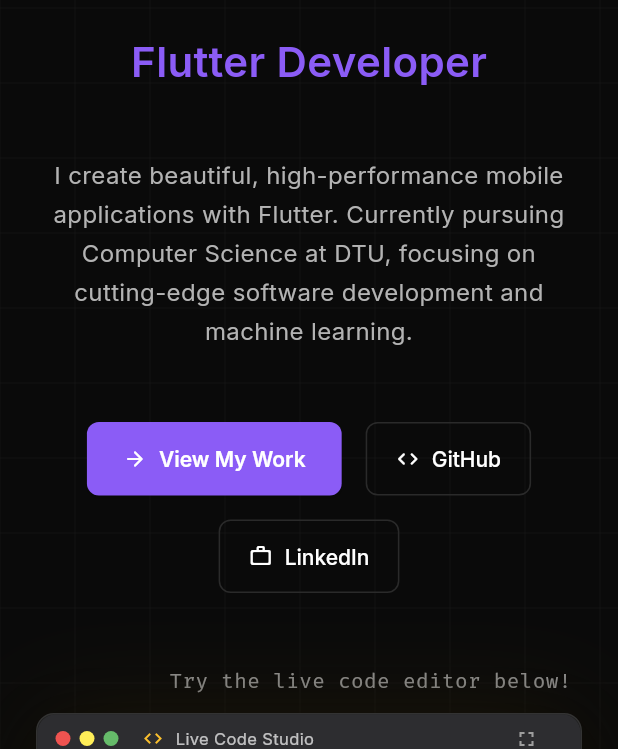
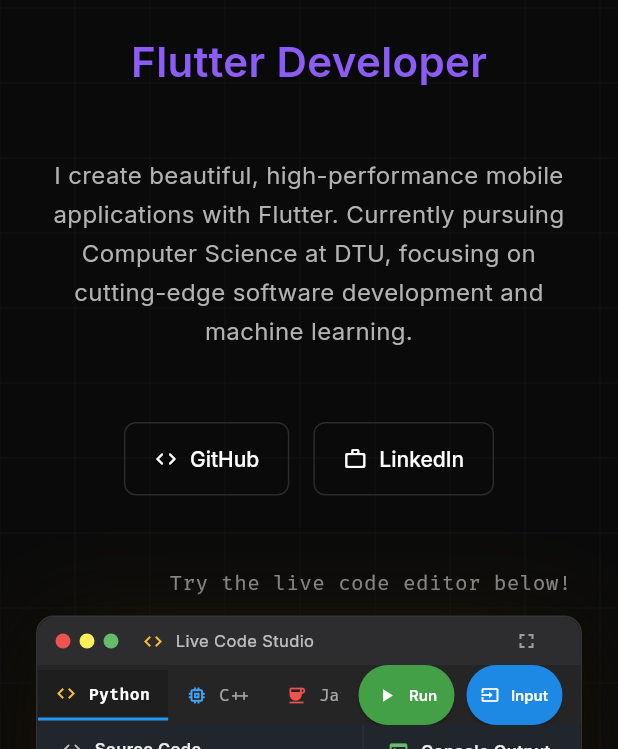
Before and after one commit to akshat2474/Portfolio, a Flutter app: the screen it shows after launch, on a phone screen of 412 x 824 dp, the part 487-1236 px from its top. Run offline on Flutter 3.47's test engine with Material 3 defaults, Android fonts, the phone set to English and light mode, and no system bars; drawn by our look-alikes of animated_text_kit; our stand-ins replace flutter_dotenv, flutter_highlight, flutter_svg, google_fonts, visibility_detector; missing offline and left inert: code_text_field, highlight; statements that could not run were skipped.

Commit message:
fixed stuff

```diff
--- a/lib/main.dart
+++ b/lib/main.dart
@@ -3,17 +3,14 @@ import 'package:flutter/material.dart';
 import 'package:google_fonts/google_fonts.dart';
 import 'package:url_launcher/url_launcher.dart';
 import 'theme/app_theme.dart';
-import 'widgets/about_me.dart' hide AppTheme;
+import 'widgets/about_me.dart' ;
 import 'widgets/technical_skills.dart';
 import 'widgets/projects.dart';
 import 'widgets/personal_interests.dart';
-import 'dart:ui';
 import 'package:flutter_dotenv/flutter_dotenv.dart';
 
 Future<void> main() async {
-  print("⏳ Loading dotenv...");
   await dotenv.load(fileName: "dotenv");
-  print("✅ dotenv loaded!");
   runApp(const PortfolioApp());
 }
 
@@ -107,7 +104,7 @@ class _PortfolioHomeState extends State<PortfolioHome> {
               decoration: BoxDecoration(
                 // Using a solid color with opacity is much more performant than a blur.
                 color: _isScrolled
-                    ? AppTheme.backgroundColor.withOpacity(0.85)
+                    ? AppTheme.backgroundColor.withValues(alpha: .85)
                     : Colors.transparent,
                 border: Border(
                   bottom: BorderSide(
--- a/lib/widgets/about_me.dart
+++ b/lib/widgets/about_me.dart
@@ -110,7 +110,7 @@ class AboutMeSection extends StatelessWidget {
             "         Try the live code editor below!",
             style: GoogleFonts.firaCode(
               fontSize: 14,
-              color: AppTheme.AppTheme.textSecondary.withOpacity(0.8),
+              color: AppTheme.AppTheme.textSecondary.withValues(alpha:0.8),
             ),
           ),
         ),
@@ -231,11 +231,6 @@ class AboutMeSection extends StatelessWidget {
       runSpacing: 16,
       alignment: WrapAlignment.center,
       children: [
-        _buildPrimaryButton(
-          'View My Work',
-          Icons.arrow_forward_rounded,
-          onViewWorkPressed,
-        ),
         _buildSecondaryButton(
           'GitHub',
           Icons.code_rounded,
@@ -250,21 +245,6 @@ class AboutMeSection extends StatelessWidget {
     );
   }
 
-  Widget _buildPrimaryButton(
-      String text, IconData icon, VoidCallback onPressed) {
-    return ElevatedButton.icon(
-      onPressed: onPressed,
-      icon: Icon(icon, color: Colors.white, size: 16),
-      label: Text(text),
-      style: ElevatedButton.styleFrom(
-        backgroundColor: AppTheme.AppTheme.primaryColor,
-        foregroundColor: Colors.white,
-        padding: const EdgeInsets.symmetric(horizontal: 24, vertical: 16),
-        textStyle: GoogleFonts.inter(fontSize: 14, fontWeight: FontWeight.w600),
-        shape: RoundedRectangleBorder(borderRadius: BorderRadius.circular(8)),
-      ),
-    );
-  }
 
   Widget _buildSecondaryButton(
       String text, IconData icon, VoidCallback onPressed) {
@@ -299,7 +279,7 @@ class GridPatternPainter extends CustomPainter {
   @override
   void paint(Canvas canvas, Size size) {
     final paint = Paint()
-      ..color = AppTheme.AppTheme.borderColor.withOpacity(0.3)
+      ..color = AppTheme.AppTheme.borderColor.withValues(alpha: .3)
       ..strokeWidth = 0.5;
 
     const spacing = 50.0;
@@ -634,8 +614,8 @@ int main() {
           color: const Color(0xFF1E1E1E),
           border: Border.all(color: const Color(0xFF333333)),
           boxShadow: [
-            BoxShadow(color: Colors.black.withOpacity(0.8), blurRadius: 40, spreadRadius: 5, offset: const Offset(0, 10)),
-            BoxShadow(color: _selectedLanguage.iconColor.withOpacity(0.1), blurRadius: 60, spreadRadius: -5),
+            BoxShadow(color: Colors.black.withValues(alpha:0.8), blurRadius: 40, spreadRadius: 5, offset: const Offset(0, 10)),
+            BoxShadow(color: _selectedLanguage.iconColor.withValues(alpha:0.1), blurRadius: 60, spreadRadius: -5),
           ],
         ),
         child: _buildEditorContent(context),
@@ -809,7 +789,7 @@ int main() {
             children: [
               Icon(Icons.code_rounded, size: _isMaximized ? 16 : 14, color: Colors.grey.shade400),
               const SizedBox(width: 8),
-              Text('Source Code', style: GoogleFonts.inter(fontSize: _isMaximized ? 13 : 11, color: Colors.white.withOpacity(0.9), fontWeight: FontWeight.w600)),
+              Text('Source Code', style: GoogleFonts.inter(fontSize: _isMaximized ? 13 : 11, color: Colors.white.withValues(alpha:0.9), fontWeight: FontWeight.w600)),
             ],
           ),
         ),
@@ -858,7 +838,7 @@ int main() {
           const SizedBox(width: 8),
           Text(
             'Console Output',
-            style: GoogleFonts.inter(fontSize: _isMaximized ? 13 : 11, color: Colors.white.withOpacity(0.9), fontWeight: FontWeight.w600),
+            style: GoogleFonts.inter(fontSize: _isMaximized ? 13 : 11, color: Colors.white.withValues(alpha:0.9), fontWeight: FontWeight.w600),
             overflow: TextOverflow.ellipsis,
           ),
           const Spacer(),
@@ -891,7 +871,7 @@ int main() {
       return Container(
         width: double.infinity,
         padding: const EdgeInsets.all(12),
-        decoration: BoxDecoration(color: Colors.red.shade900.withOpacity(0.3), borderRadius: BorderRadius.circular(6), border: Border.all(color: Colors.red.shade600)),
+        decoration: BoxDecoration(color: Colors.red.shade900.withValues(alpha:0.3), borderRadius: BorderRadius.circular(6), border: Border.all(color: Colors.red.shade600)),
         child: SelectableText(_error, style: GoogleFonts.firaCode(fontSize: _isMaximized ? 12 : 11, color: Colors.red.shade300, height: 1.6)),
       );
     }
@@ -899,7 +879,7 @@ int main() {
       return Container(
         width: double.infinity,
         padding: const EdgeInsets.all(12),
-        decoration: BoxDecoration(color: Colors.green.shade900.withOpacity(0.2), borderRadius: BorderRadius.circular(6), border: Border.all(color: Colors.green.shade700)),
+        decoration: BoxDecoration(color: Colors.green.shade900.withValues(alpha:0.2), borderRadius: BorderRadius.circular(6), border: Border.all(color: Colors.green.shade700)),
         child: SelectableText(_output, style: GoogleFonts.firaCode(fontSize: _isMaximized ? 12 : 11, color: Colors.green.shade300, height: 1.6)),
       );
     }
@@ -935,9 +915,9 @@ int main() {
           const SizedBox(width: 8),
           Text(_selectedLanguage.name, style: GoogleFonts.inter(fontSize: _isMaximized ? 12 : 10, color: Colors.white, fontWeight: FontWeight.w600)),
           const SizedBox(width: 16),
-          Icon(Icons.location_on, size: _isMaximized ? 11 : 9, color: Colors.white.withOpacity(0.7)),
+          Icon(Icons.location_on, size: _isMaximized ? 11 : 9, color: Colors.white.withValues(alpha:0.7)),
           const SizedBox(width: 4),
-          Text('Ln $_cursorLine, Col $_cursorColumn', style: GoogleFonts.firaCode(fontSize: _isMaximized ? 11 : 9, color: Colors.white.withOpacity(0.9))),
+          Text('Ln $_cursorLine, Col $_cursorColumn', style: GoogleFonts.firaCode(fontSize: _isMaximized ? 11 : 9, color: Colors.white.withValues(alpha:0.9))),
           const Spacer(),
           Container(
             padding: const EdgeInsets.symmetric(horizontal: 6, vertical: 2),
```
Also changed, not shown: lib/widgets/personal_interests.dart (+9 -9 lines), lib/widgets/projects.dart (+7 -7 lines), lib/widgets/technical_skills.dart (+6 -7 lines).
